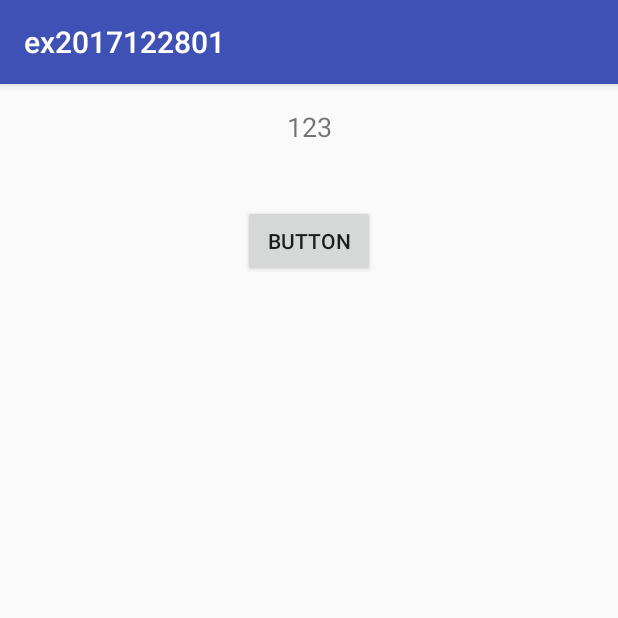
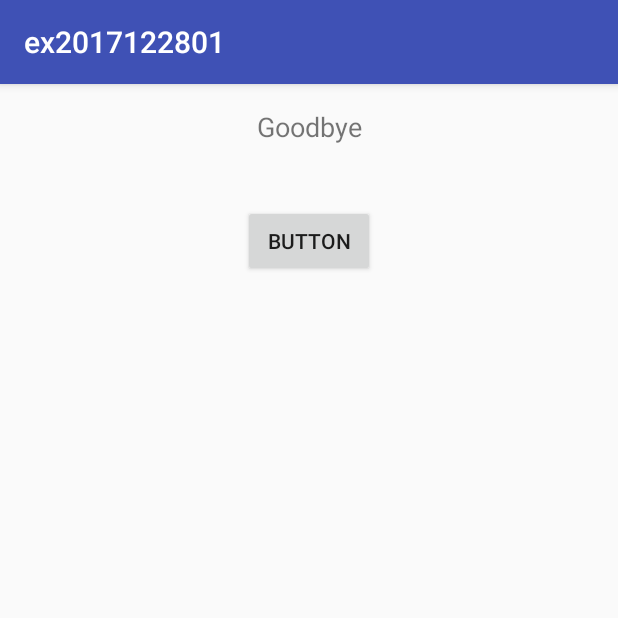
Before and after one commit to shiaoshia/ex2017122801, an Android app: the screen it shows after launch (MainActivity), after a tap on "BUTTON", on a phone screen of 412 x 824 dp, the top half of it. Run offline under Robolectric (Android 15) with nearby library versions, the phone set to English and light mode, and no system bars.

Commit message:
從strings.xml檔裡讀取資料

```diff
--- a/app/src/main/java/tw/com/shiaoshia/ex2017122801/MainActivity.java
+++ b/app/src/main/java/tw/com/shiaoshia/ex2017122801/MainActivity.java
@@ -17,8 +17,10 @@ public class MainActivity extends AppCompatActivity {
 
         //TV=(TextView)findViewById(R.id.textView);
         TV=findViewById(R.id.textView);
-        TV.setText("123");
 
+        //從strings.xml檔裡讀取資料
+        //TV.setText(getResources().getString(R.string.TV1));
+        TV.setText(this.getString(R.string.TV1));
     }
 
 }
```
